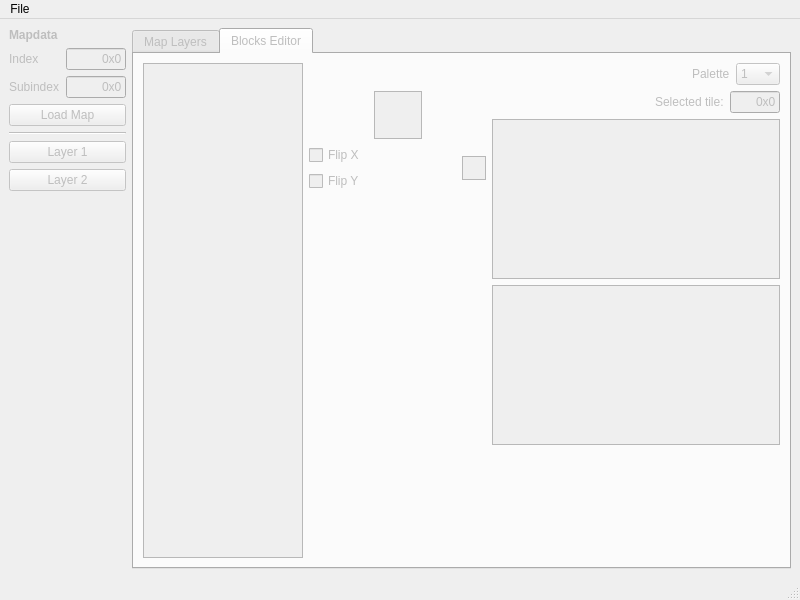
Qt form mqeq.ui (kaisermg5/mapqeditorq) before a commit.
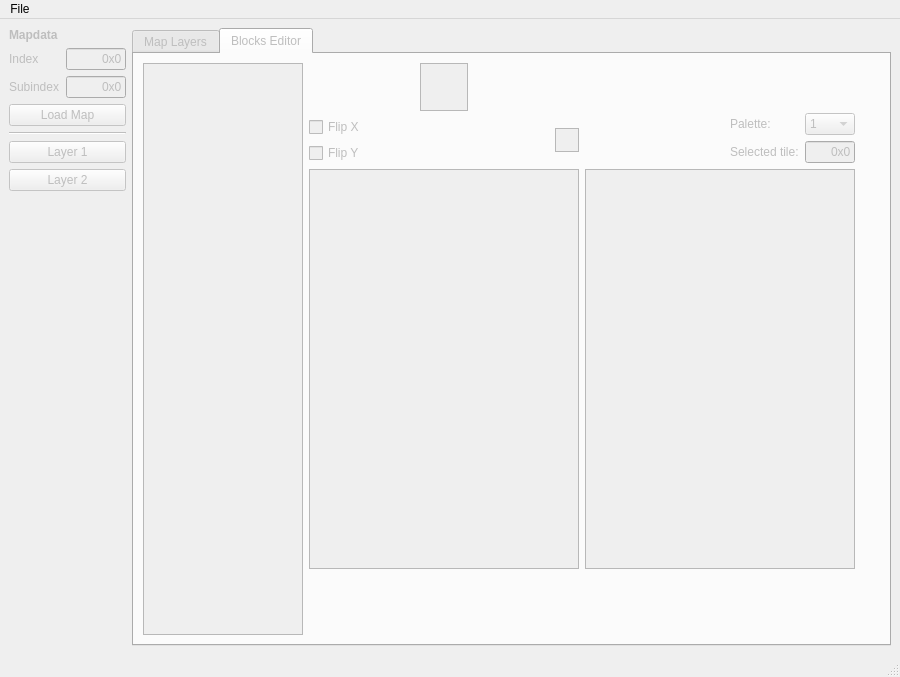
The same form after that commit. The open tabs and pages were chosen to show the change.

Commit message: Finished block images editor

Diff of the .ui file:
```diff
--- a/mqeq.ui
+++ b/mqeq.ui
@@ -6,8 +6,8 @@
    <rect>
     <x>0</x>
     <y>0</y>
-    <width>800</width>
-    <height>600</height>
+    <width>900</width>
+    <height>677</height>
    </rect>
   </property>
   <property name="sizePolicy">
@@ -233,7 +233,7 @@
         <string>Blocks Editor</string>
        </attribute>
        <layout class="QGridLayout" name="gridLayout_5">
-        <item row="0" column="0" rowspan="6">
+        <item row="0" column="0" rowspan="3">
          <widget class="QGraphicsView" name="blocks_view_2">
           <property name="sizePolicy">
            <sizepolicy hsizetype="Minimum" vsizetype="Expanding">
@@ -255,95 +255,19 @@
           </property>
          </widget>
         </item>
-        <item row="1" column="1">
-         <layout class="QGridLayout" name="gridLayout_4">
-          <item row="0" column="0" colspan="2">
-           <layout class="QHBoxLayout" name="horizontalLayout_5">
-            <item>
-             <spacer name="horizontalSpacer">
-              <property name="orientation">
-               <enum>Qt::Horizontal</enum>
-              </property>
-              <property name="sizeHint" stdset="0">
-               <size>
-                <width>40</width>
-                <height>20</height>
-               </size>
-              </property>
-             </spacer>
-            </item>
-            <item>
-             <widget class="QGraphicsView" name="selected_block_view">
-              <property name="sizePolicy">
-               <sizepolicy hsizetype="Maximum" vsizetype="Maximum">
-                <horstretch>0</horstretch>
-                <verstretch>0</verstretch>
-               </sizepolicy>
-              </property>
-              <property name="maximumSize">
-               <size>
-                <width>48</width>
-                <height>48</height>
-               </size>
-              </property>
-             </widget>
-            </item>
-            <item>
-             <spacer name="horizontalSpacer_3">
-              <property name="orientation">
-               <enum>Qt::Horizontal</enum>
-              </property>
-              <property name="sizeHint" stdset="0">
-               <size>
-                <width>40</width>
-                <height>20</height>
-               </size>
-              </property>
-             </spacer>
-            </item>
-           </layout>
-          </item>
-          <item row="1" column="0">
-           <widget class="QCheckBox" name="flipX_checkbox">
-            <property name="sizePolicy">
-             <sizepolicy hsizetype="Preferred" vsizetype="Preferred">
-              <horstretch>0</horstretch>
-              <verstretch>0</verstretch>
-             </sizepolicy>
-            </property>
-            <property name="layoutDirection">
-             <enum>Qt::LeftToRight</enum>
-            </property>
-            <property name="text">
-             <string>Flip X</string>
-            </property>
-           </widget>
-          </item>
-          <item row="2" column="0">
-           <widget class="QCheckBox" name="flipY_checkbox">
-            <property name="text">
-             <string>Flip Y</string>
-            </property>
-           </widget>
-          </item>
-          <item row="1" column="1" rowspan="2">
-           <widget class="QGraphicsView" name="selected_tile_view">
-            <property name="maximumSize">
-             <size>
-              <width>24</width>
-              <height>24</height>
-             </size>
-            </property>
-           </widget>
-          </item>
-         </layout>
-        </item>
-        <item row="0" column="1" colspan="2">
-         <layout class="QHBoxLayout" name="horizontalLayout_2">
+        <item row="0" column="2">
+         <layout class="QGridLayout" name="gridLayout_3">
           <property name="sizeConstraint">
            <enum>QLayout::SetDefaultConstraint</enum>
           </property>
-          <item>
+          <item row="1" column="1">
+           <widget class="QLabel" name="label_15">
+            <property name="text">
+             <string>Palette:</string>
+            </property>
+           </widget>
+          </item>
+          <item row="1" column="0">
            <spacer name="horizontalSpacer_2">
             <property name="orientation">
              <enum>Qt::Horizontal</enum>
@@ -356,14 +280,23 @@
             </property>
            </spacer>
           </item>
-          <item>
-           <widget class="QLabel" name="label_15">
+          <item row="2" column="2">
+           <widget class="QLineEdit" name="selected_tile_ledit">
+            <property name="maximumSize">
+             <size>
+              <width>50</width>
+              <height>16777215</height>
+             </size>
+            </property>
             <property name="text">
-             <string>Palette</string>
+             <string>0x0</string>
+            </property>
+            <property name="alignment">
+             <set>Qt::AlignRight|Qt::AlignTrailing|Qt::AlignVCenter</set>
             </property>
            </widget>
           </item>
-          <item>
+          <item row="1" column="2">
            <widget class="QComboBox" name="palette_combobox">
             <property name="maximumSize">
              <size>
@@ -456,108 +389,14 @@
             </item>
            </widget>
           </item>
-         </layout>
-        </item>
-        <item row="4" column="1">
-         <spacer name="verticalSpacer">
-          <property name="orientation">
-           <enum>Qt::Vertical</enum>
-          </property>
-          <property name="sizeHint" stdset="0">
-           <size>
-            <width>20</width>
-            <height>40</height>
-           </size>
-          </property>
-         </spacer>
-        </item>
-        <item row="1" column="2" rowspan="4">
-         <layout class="QVBoxLayout" name="verticalLayout_3">
-          <item>
-           <layout class="QHBoxLayout" name="horizontalLayout_3">
-            <item>
-             <spacer name="horizontalSpacer_4">
-              <property name="orientation">
-               <enum>Qt::Horizontal</enum>
-              </property>
-              <property name="sizeHint" stdset="0">
-               <size>
-                <width>40</width>
-                <height>20</height>
-               </size>
-              </property>
-             </spacer>
-            </item>
-            <item>
-             <widget class="QLabel" name="label_5">
-              <property name="text">
-               <string>Selected tile:</string>
-              </property>
-             </widget>
-            </item>
-            <item>
-             <widget class="QLineEdit" name="selected_tile_ledit">
-              <property name="maximumSize">
-               <size>
-                <width>50</width>
-                <height>16777215</height>
-               </size>
-              </property>
-              <property name="text">
-               <string>0x0</string>
-              </property>
-              <property name="alignment">
-               <set>Qt::AlignRight|Qt::AlignTrailing|Qt::AlignVCenter</set>
-              </property>
-             </widget>
-            </item>
-           </layout>
-          </item>
-          <item>
-           <widget class="QGraphicsView" name="tileset_view_1">
-            <property name="sizePolicy">
-             <sizepolicy hsizetype="Minimum" vsizetype="Minimum">
-              <horstretch>0</horstretch>
-              <verstretch>0</verstretch>
-             </sizepolicy>
+          <item row="2" column="1">
+           <widget class="QLabel" name="label_5">
+            <property name="text">
+             <string>Selected tile:</string>
             </property>
-            <property name="minimumSize">
-             <size>
-              <width>288</width>
-              <height>160</height>
-             </size>
-            </property>
-            <property name="maximumSize">
-             <size>
-              <width>288</width>
-              <height>160</height>
-             </size>
-            </property>
            </widget>
           </item>
-          <item>
-           <widget class="QGraphicsView" name="tileset_view_2">
-            <property name="sizePolicy">
-             <sizepolicy hsizetype="Maximum" vsizetype="Maximum">
-              <horstretch>0</horstretch>
-              <verstretch>0</verstretch>
-             </sizepolicy>
-            </property>
-            <property name="minimumSize">
-             <size>
-              <width>288</width>
-              <height>160</height>
-             </size>
-            </property>
-            <property name="maximumSize">
-             <size>
-              <width>288</width>
-              <height>160</height>
-             </size>
-            </property>
-           </widget>
-          </item>
-          <item>
+          <item row="0" column="1">
            <spacer name="verticalSpacer_3">
             <property name="orientation">
              <enum>Qt::Vertical</enum>
@@ -572,6 +411,162 @@
           </item>
          </layout>
         </item>
+        <item row="1" column="2">
+         <widget class="QGraphicsView" name="tileset_view_2">
+          <property name="sizePolicy">
+           <sizepolicy hsizetype="MinimumExpanding" vsizetype="MinimumExpanding">
+            <horstretch>0</horstretch>
+            <verstretch>0</verstretch>
+           </sizepolicy>
+          </property>
+          <property name="minimumSize">
+           <size>
+            <width>270</width>
+            <height>400</height>
+           </size>
+          </property>
+          <property name="maximumSize">
+           <size>
+            <width>288</width>
+            <height>400</height>
+           </size>
+          </property>
+         </widget>
+        </item>
+        <item row="0" column="1">
+         <layout class="QGridLayout" name="gridLayout_4">
+          <item row="0" column="0" colspan="2">
+           <layout class="QHBoxLayout" name="horizontalLayout_5">
+            <item>
+             <spacer name="horizontalSpacer">
+              <property name="orientation">
+               <enum>Qt::Horizontal</enum>
+              </property>
+              <property name="sizeHint" stdset="0">
+               <size>
+                <width>40</width>
+                <height>20</height>
+               </size>
+              </property>
+             </spacer>
+            </item>
+            <item>
+             <widget class="QGraphicsView" name="selected_block_view">
+              <property name="sizePolicy">
+               <sizepolicy hsizetype="Maximum" vsizetype="Maximum">
+                <horstretch>0</horstretch>
+                <verstretch>0</verstretch>
+               </sizepolicy>
+              </property>
+              <property name="maximumSize">
+               <size>
+                <width>48</width>
+                <height>48</height>
+               </size>
+              </property>
+             </widget>
+            </item>
+            <item>
+             <spacer name="horizontalSpacer_3">
+              <property name="orientation">
+               <enum>Qt::Horizontal</enum>
+              </property>
+              <property name="sizeHint" stdset="0">
+               <size>
+                <width>40</width>
+                <height>20</height>
+               </size>
+              </property>
+             </spacer>
+            </item>
+           </layout>
+          </item>
+          <item row="1" column="0">
+           <widget class="QCheckBox" name="flipX_checkbox">
+            <property name="sizePolicy">
+             <sizepolicy hsizetype="Preferred" vsizetype="Preferred">
+              <horstretch>0</horstretch>
+              <verstretch>0</verstretch>
+             </sizepolicy>
+            </property>
+            <property name="layoutDirection">
+             <enum>Qt::LeftToRight</enum>
+            </property>
+            <property name="text">
+             <string>Flip X</string>
+            </property>
+           </widget>
+          </item>
+          <item row="2" column="0">
+           <widget class="QCheckBox" name="flipY_checkbox">
+            <property name="text">
+             <string>Flip Y</string>
+            </property>
+           </widget>
+          </item>
+          <item row="1" column="1" rowspan="2">
+           <widget class="QGraphicsView" name="selected_tile_view">
+            <property name="maximumSize">
+             <size>
+              <width>24</width>
+              <height>24</height>
+             </size>
+            </property>
+           </widget>
+          </item>
+         </layout>
+        </item>
+        <item row="1" column="1">
+         <widget class="QGraphicsView" name="tileset_view_1">
+          <property name="sizePolicy">
+           <sizepolicy hsizetype="MinimumExpanding" vsizetype="MinimumExpanding">
+            <horstretch>0</horstretch>
+            <verstretch>0</verstretch>
+           </sizepolicy>
+          </property>
+          <property name="minimumSize">
+           <size>
+            <width>270</width>
+            <height>400</height>
+           </size>
+          </property>
+          <property name="maximumSize">
+           <size>
+            <width>288</width>
+            <height>400</height>
+           </size>
+          </property>
+         </widget>
+        </item>
+        <item row="0" column="3" rowspan="2">
+         <spacer name="horizontalSpacer_4">
+          <property name="orientation">
+           <enum>Qt::Horizontal</enum>
+          </property>
+          <property name="sizeType">
+           <enum>QSizePolicy::Expanding</enum>
+          </property>
+          <property name="sizeHint" stdset="0">
+           <size>
+            <width>0</width>
+            <height>0</height>
+           </size>
+          </property>
+         </spacer>
+        </item>
+        <item row="2" column="1" colspan="2">
+         <spacer name="verticalSpacer">
+          <property name="orientation">
+           <enum>Qt::Vertical</enum>
+          </property>
+          <property name="sizeHint" stdset="0">
+           <size>
+            <width>20</width>
+            <height>40</height>
+           </size>
+          </property>
+         </spacer>
+        </item>
        </layout>
       </widget>
      </widget>
@@ -583,7 +578,7 @@
     <rect>
      <x>0</x>
      <y>0</y>
-     <width>800</width>
+     <width>900</width>
      <height>25</height>
     </rect>
    </property>
```
Left out of the diff: 2 changed lines with no effect on the pictures. The commit also changes 4 other files.
